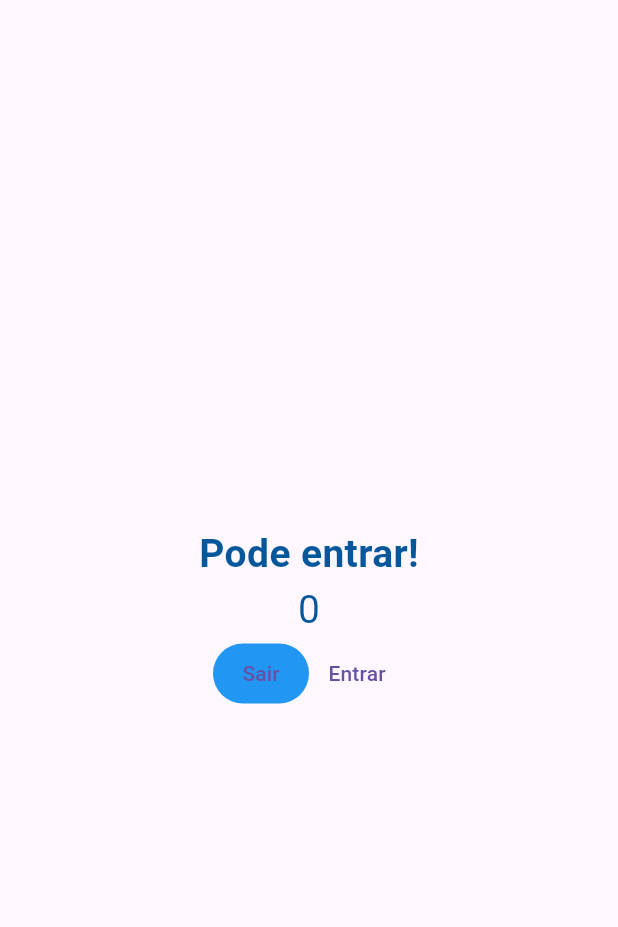
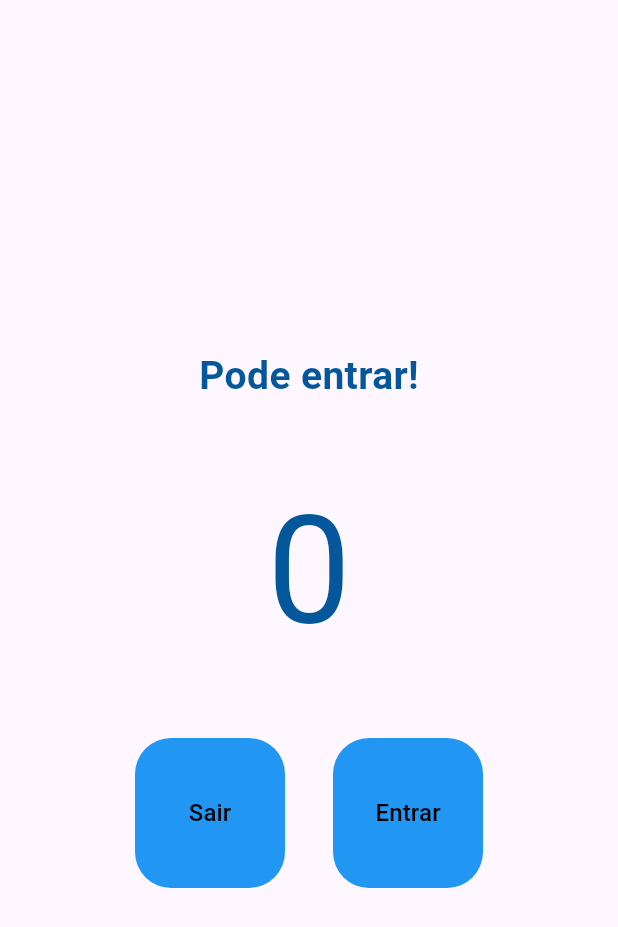
Before and after one commit to Oravlin/Trabalho_PAM_resenha, a Flutter app: the screen it shows after launch, on a phone screen of 412 x 824 dp. Shown: the top 927 px of the screen. Run offline on Flutter 3.47's test engine with Material 3 defaults, Android fonts, the phone set to English and light mode, and no system bars.

Commit message:
3 alterações na estilização

```diff
--- a/lib/main.dart
+++ b/lib/main.dart
@@ -41,23 +41,49 @@ Widget build(BuildContext context) {
           fontWeight: FontWeight.w700
         ),
       ),
-      Text('0',
+      const Padding(padding: EdgeInsets.all(40),
+       child: Text('0',
         style: TextStyle(
-          fontSize: 26,
+          fontSize: 100,
           color: Color.fromARGB(255,4,87,154),
           ),
+        ),
         ),
         Row(
           mainAxisAlignment: MainAxisAlignment.center,
           children: [
             TextButton(onPressed: decrement,
-            style: TextButton.styleFrom(backgroundColor: Colors.blue
+            style: TextButton.styleFrom(backgroundColor: Colors.blue,
+            fixedSize: const Size(100,100),
+            shape: RoundedRectangleBorder(
+              borderRadius: BorderRadius.circular(24),
+            )
             ),
 
-            child: Text("Sair"),
+            child: Text("Sair",
+              style: TextStyle(
+                color: Colors.black,
+                fontSize:16,
+              ),
+            )
             ),
+
+            SizedBox( width: 32,),
+
             TextButton(onPressed: increment,
-            child: Text("Entrar")
+            style: TextButton.styleFrom(
+              backgroundColor: Colors.blue,
+              fixedSize: const Size(100,100),
+              shape: RoundedRectangleBorder(
+                borderRadius: BorderRadius.circular(24)
+              )
+            ),
+            child: Text("Entrar",
+            style: TextStyle(
+              color: Colors.black,
+              fontSize:16,
+            ),
+            ),
             ),
           ],
         ),
```
